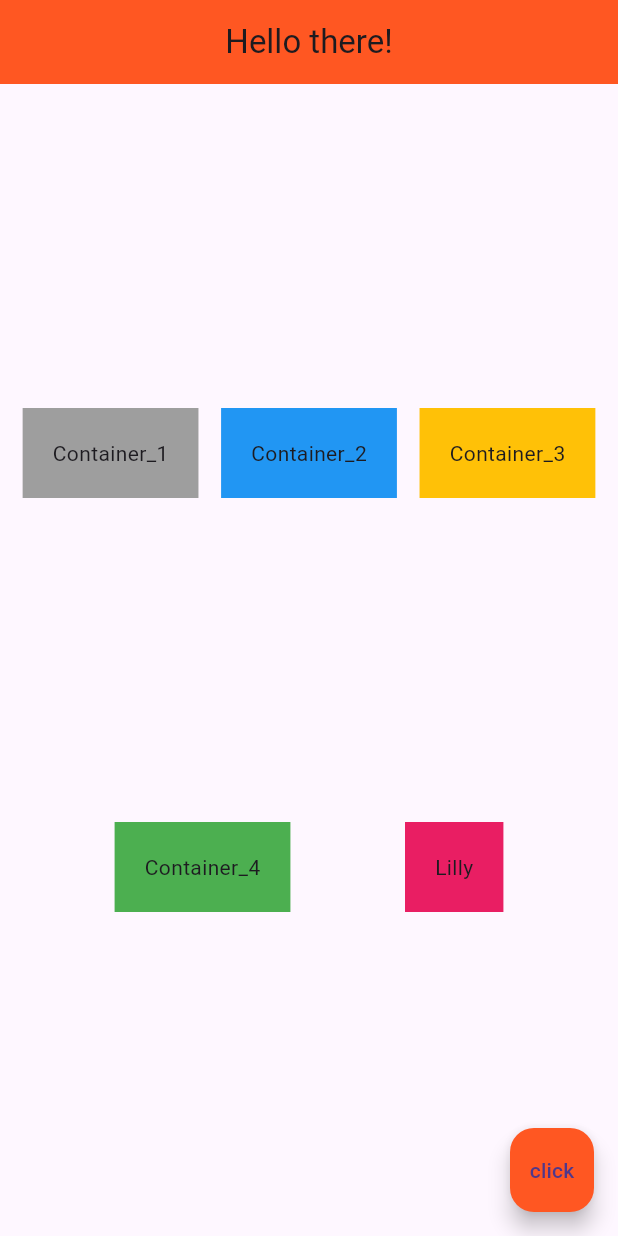
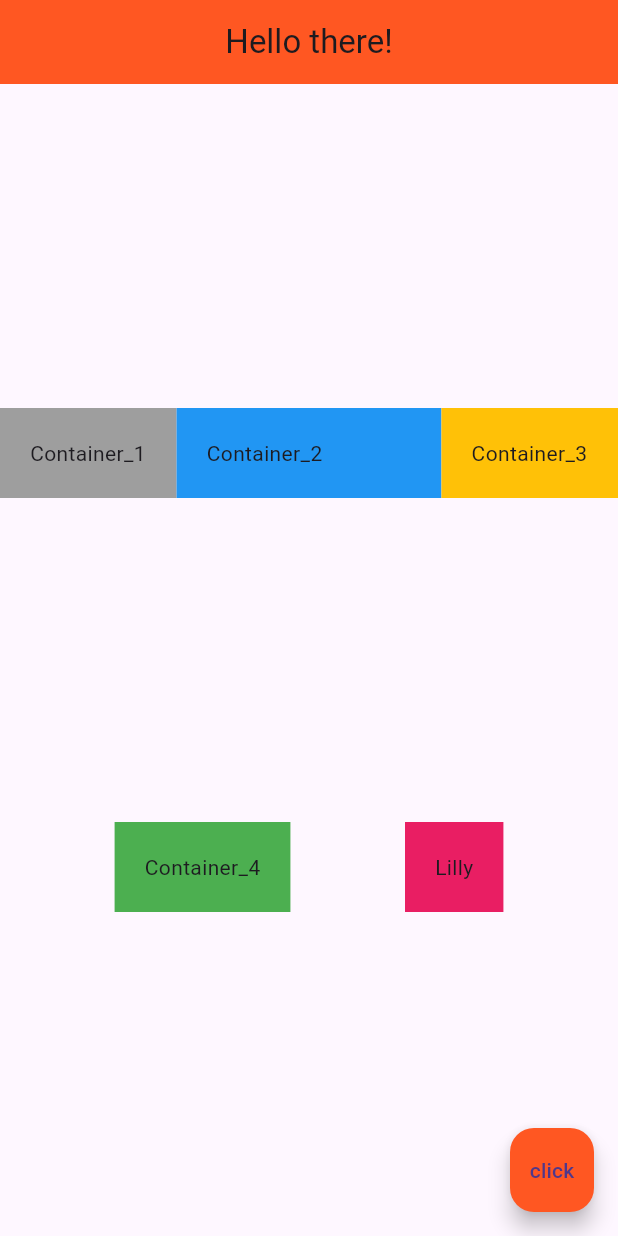
Before and after one commit to MihajloIlijic/AndroidStudioprojects-first_flutter_prject, a Flutter app: the screen it shows after launch, on a phone screen of 412 x 824 dp. Run offline on Flutter 3.47's test engine with Material 3 defaults, Android fonts, the phone set to English and light mode, and no system bars.

Commit message:
new commit

```diff
--- a/lib/main.dart
+++ b/lib/main.dart
@@ -25,20 +25,29 @@ class test extends StatelessWidget {
             mainAxisAlignment: MainAxisAlignment.spaceEvenly,
 
             children: <Widget>[
-              Container(
+              Expanded(
+                flex: 2,
+                child: Container(
                   padding: EdgeInsets.all(20.0),
                   color: Colors.grey,
                   child: Text('Container_1'),
                 ),
-              Container(
+              ),
+              Expanded(
+                flex: 3,
+                child: Container(
                   padding: EdgeInsets.all(20.0),
                   color: Colors.blue,
                   child: Text('Container_2'),
                 ),
-              Container(
+              ),
+              Expanded(
+                flex: 2,
+                child: Container(
                   padding: EdgeInsets.all(20.0),
                   color: Colors.amber,
                   child: Text('Container_3'),
+                ),
               ),
             ],
           ),
```
Lines whose indentation alone changed are shown as unchanged.
